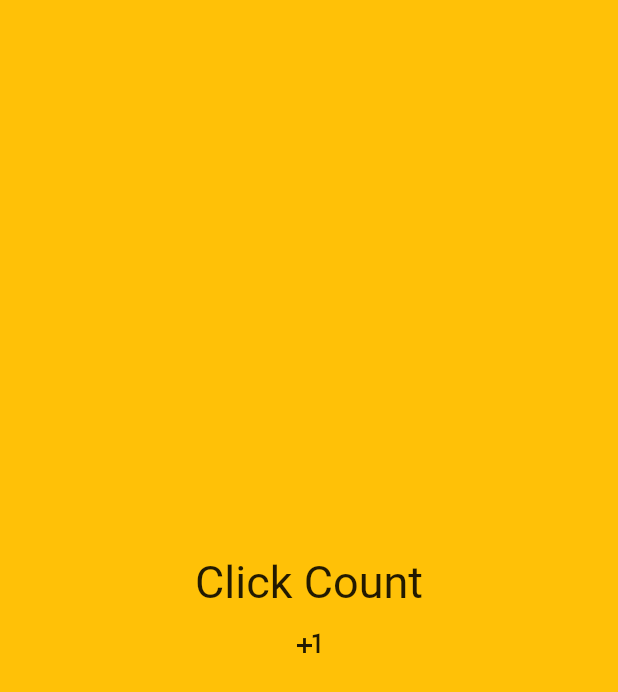
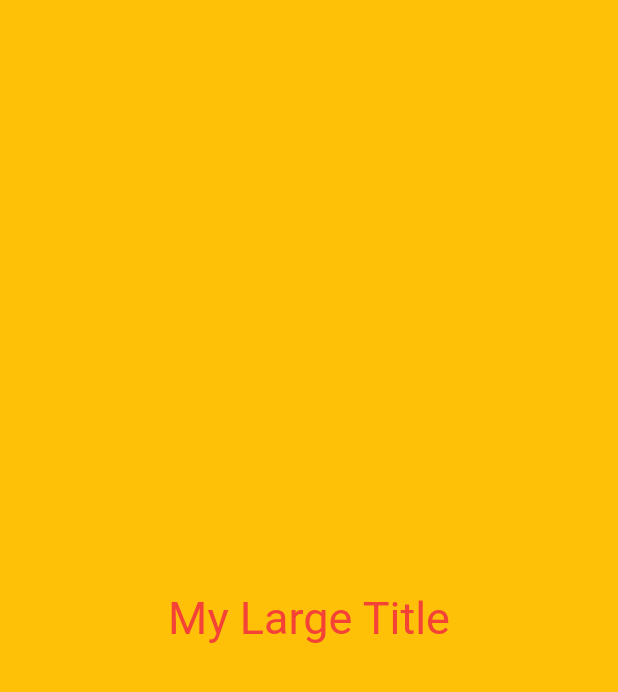
Before and after one commit to Strongorange/Flutter-ui, a Flutter app: the screen it shows after launch, on a phone screen of 412 x 824 dp. Shown: the top 692 px of the screen. Run offline on Flutter 3.47's test engine with Material 2 defaults, Android fonts, the phone set to English and light mode, and no system bars.

```diff
--- a/lib/main.dart
+++ b/lib/main.dart
@@ -12,33 +12,24 @@ class App extends StatefulWidget {
 }
 
 class _AppState extends State<App> {
-  List<int> numbers = [];
-
-  void onClicked() {
-    setState(() {
-      numbers.add(numbers.length);
-    });
-  }
-
   @override
   Widget build(BuildContext context) {
     return MaterialApp(
+        theme: ThemeData(
+          textTheme: const TextTheme(
+            titleLarge: TextStyle(
+              color: Colors.red,
+            ),
+          ),
+        ),
         home: Scaffold(
           backgroundColor: Colors.amber,
           body: Center(
             child: Container(
               child: Column(
                 mainAxisAlignment: MainAxisAlignment.center,
-            children: [
-              const Text(
-                'Click Count',
-                style: TextStyle(
-                  fontSize: 30,
-                ),
-              ),
-              for (var number in numbers) Text('$number'),
-              IconButton(
-                  onPressed: onClicked, icon: const Icon(Icons.plus_one)),
+                children: const [
+                  MyLargeTitle(),
                 ],
               ),
             ),
@@ -46,3 +37,25 @@ class _AppState extends State<App> {
         ));
   }
 }
+
+class MyLargeTitle extends StatefulWidget {
+  const MyLargeTitle({
+    super.key,
+  });
+
+  @override
+  State<MyLargeTitle> createState() => _MyLargeTitleState();
+}
+
+class _MyLargeTitleState extends State<MyLargeTitle> {
+  @override
+  Widget build(BuildContext context) {
+    return Text(
+      'My Large Title',
+      style: TextStyle(
+        fontSize: 30,
+        color: Theme.of(context).textTheme.titleLarge?.color,
+      ),
+    );
+  }
+}
```
Also changed, not shown: 1 other file. Lines whose indentation alone changed are shown as unchanged.
